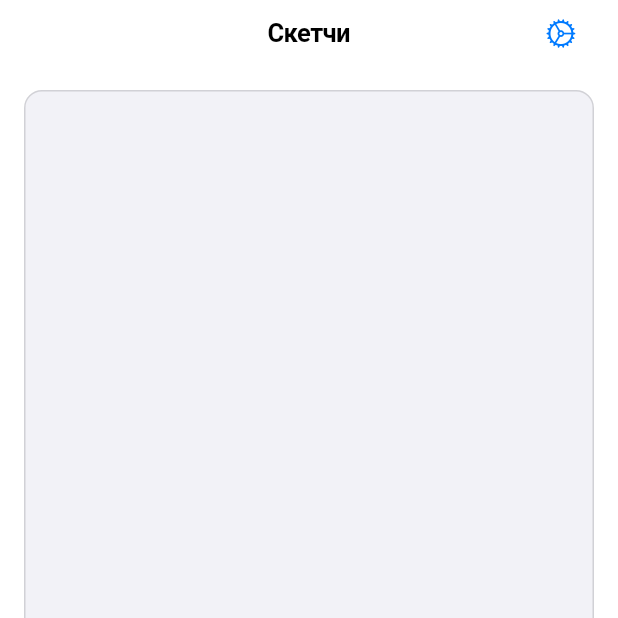
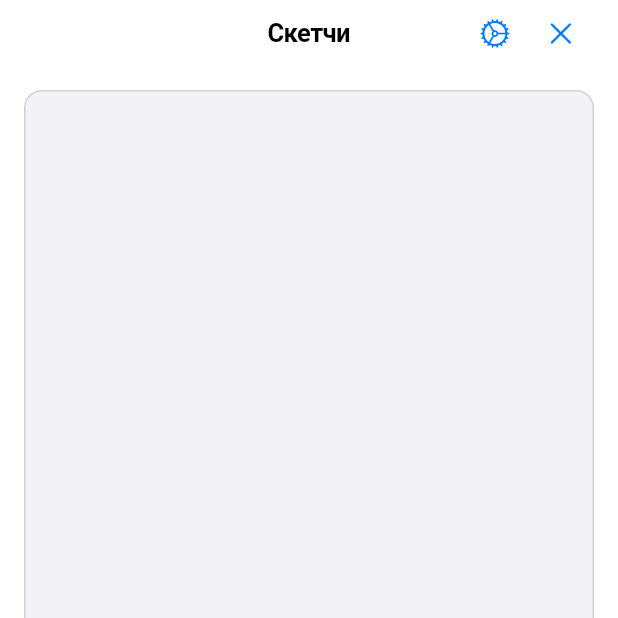
Before and after one commit to RuslanTsitser/app_examples, a Flutter app: the screen it shows after launch, on a phone screen of 412 x 824 dp, the top half of it. Run offline on Flutter 3.47's test engine with Material 3 defaults, Android fonts, the phone set to English and light mode, and no system bars.

Commit message:
Refactor SketchScreen to include NavbarPromptButton and NavbarClearButton for enhanced navigation functionality. Update NavbarButton class to separate prompt and clear actions.

```diff
--- a/lib/screens/sketch_screen.dart
+++ b/lib/screens/sketch_screen.dart
@@ -20,7 +20,13 @@ class _SketchScreenState extends State<SketchScreen> {
     return const CupertinoPageScaffold(
       navigationBar: CupertinoNavigationBar(
         middle: NavbarTitle(),
-        trailing: NavbarButton(),
+        trailing: Row(
+          mainAxisSize: MainAxisSize.min,
+          children: [
+            NavbarPromptButton(),
+            NavbarClearButton(),
+          ],
+        ),
       ),
       child: SafeArea(
         child: Column(
--- a/lib/widgets/navbar_button.dart
+++ b/lib/widgets/navbar_button.dart
@@ -1,9 +1,11 @@
 import 'package:flutter/cupertino.dart';
+import 'package:provider/provider.dart';
 
+import '../state_manager/sketch_notifier.dart';
 import 'prompt_settings_bottom_sheet.dart';
 
-class NavbarButton extends StatelessWidget {
-  const NavbarButton({
+class NavbarPromptButton extends StatelessWidget {
+  const NavbarPromptButton({
     super.key,
   });
 
@@ -28,3 +30,21 @@ Future<void> showPromptSettings(BuildContext context) {
     builder: (context) => const PromptSettingsBottomSheet(),
   );
 }
+
+class NavbarClearButton extends StatelessWidget {
+  const NavbarClearButton({super.key});
+
+  @override
+  Widget build(BuildContext context) {
+    return CupertinoButton(
+      padding: EdgeInsets.zero,
+      child: const Icon(
+        CupertinoIcons.clear,
+        color: CupertinoColors.systemBlue,
+      ),
+      onPressed: () {
+        context.read<SketchNotifier>().clearPoints();
+      },
+    );
+  }
+}
```
